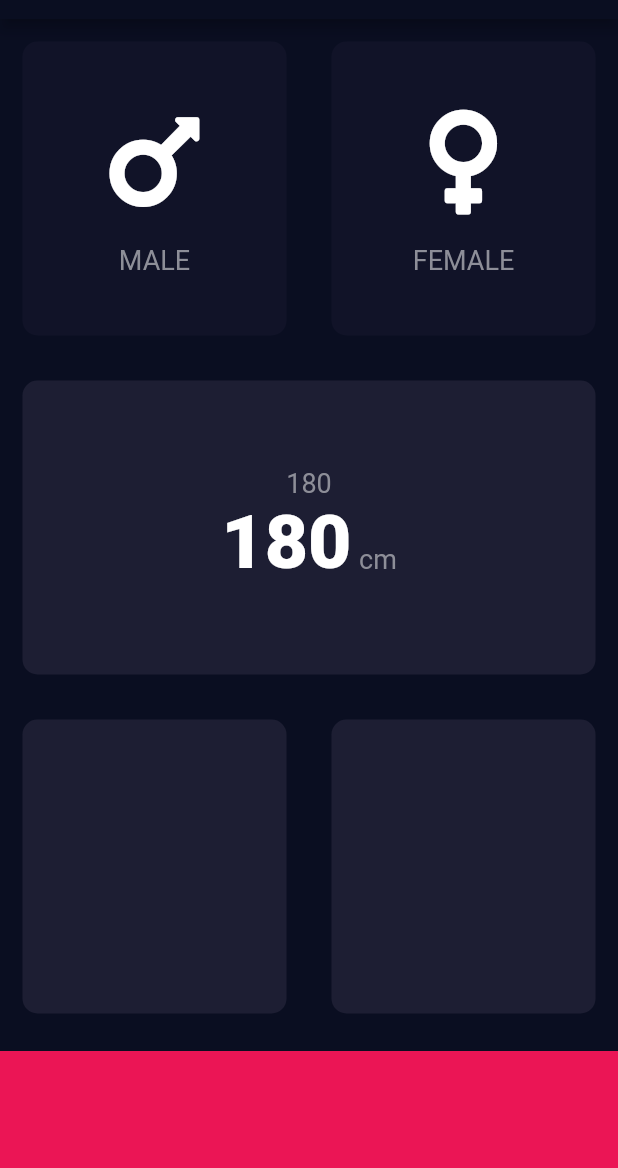
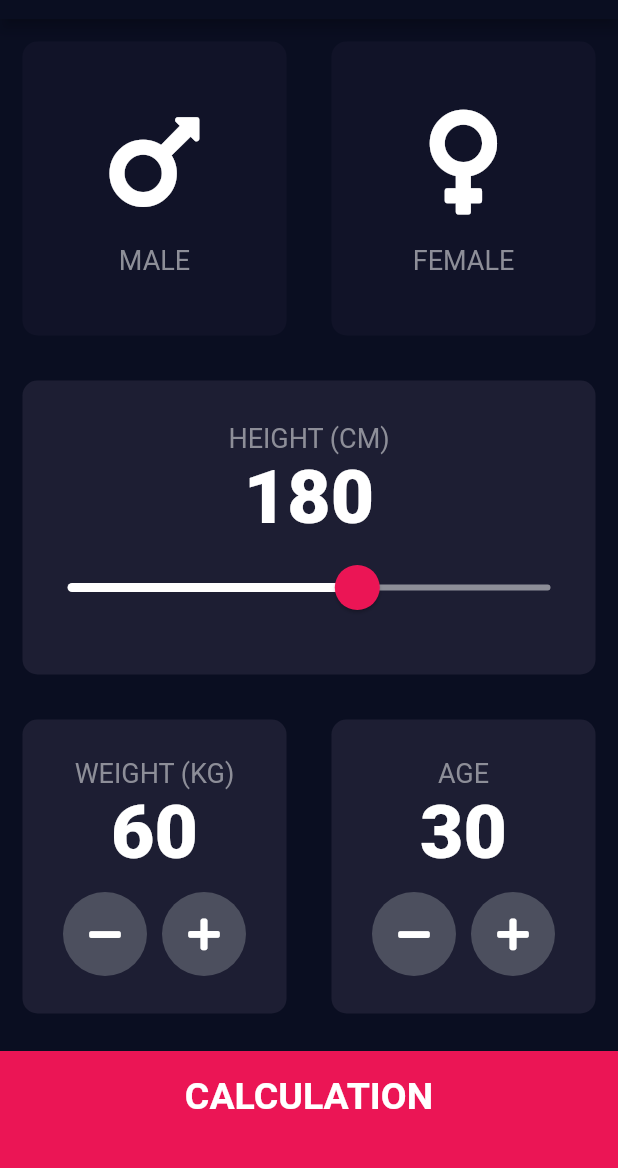
Before and after one commit to DanKheadies/cfadb_bmi_app, a Flutter app: the screen it shows after launch, on a phone screen of 412 x 824 dp, the part 65-1233 px from its top. Run offline on Flutter 3.47's test engine with Material 2 defaults, Android fonts, the phone set to English and light mode, and no system bars; our stand-ins replace font_awesome_flutter.

Commit message:
Complete BMI app; tbd using imperial

```diff
--- /dev/null
+++ b/lib/constants/constants.dart
@@ -0,0 +1,37 @@
+import 'package:flutter/material.dart';
+
+const kBottomContainerHeight = 80.0;
+const kActiveContainerColor = Color(0xFF1d1e33);
+const kInactiveContainerColor = Color(0xFF111328);
+const kBottomContainerColor = Color(0xFFEB1555);
+const kStatsTextStyle = TextStyle(
+  fontSize: 50,
+  fontWeight: FontWeight.w900,
+);
+const kLabelTextStyle = TextStyle(
+  color: Color(0xFF8d8e98),
+  fontSize: 18,
+);
+const kLargeButtonTextStyle = TextStyle(
+  fontSize: 25,
+  fontWeight: FontWeight.bold,
+);
+const kTitleTextStyle = TextStyle(
+  fontSize: 50,
+  fontWeight: FontWeight.bold,
+);
+
+const kResultTextStyle = TextStyle(
+  color: Color(0xFF24d876),
+  fontSize: 22,
+  fontWeight: FontWeight.bold,
+);
+
+const kBMITextSTyle = TextStyle(
+  fontSize: 100,
+  fontWeight: FontWeight.bold,
+);
+
+const kBodyTextStyle = TextStyle(
+  fontSize: 22,
+);
--- a/lib/input_page.dart
+++ /dev/null
@@ -1,161 +0,0 @@
-import 'package:flutter/material.dart';
-import 'package:font_awesome_flutter/font_awesome_flutter.dart';
-
-import './widgets/resuable_card.dart';
-import './widgets/sex_selector.dart';
-
-const bottomContainerHeight = 80.0;
-const activeContainerColor = Color(0xFF1d1e33);
-const inactiveContainerColor = Color(0xFF111328);
-const bottomContainerColor = Color(0xFFEB1555);
-const statsTextStyle = TextStyle(
-  fontSize: 50,
-  fontWeight: FontWeight.w900,
-);
-const grey = Color(0xFF8d8e98);
-
-enum Gender {
-  male,
-  female,
-}
-
-class InputPage extends StatefulWidget {
-  @override
-  _InputPagePageState createState() => _InputPagePageState();
-}
-
-class _InputPagePageState extends State<InputPage> {
-  Gender selectedGender;
-  int height = 180;
-
-  @override
-  Widget build(BuildContext context) {
-    return Scaffold(
-      appBar: AppBar(
-        title: Text('BMI CALCULATOR'),
-      ),
-      body: Column(
-        crossAxisAlignment: CrossAxisAlignment.stretch,
-        children: <Widget>[
-          Expanded(
-            child: Row(
-              children: <Widget>[
-                Expanded(
-                  child: ReusableCard(
-                    selectedGender == Gender.male
-                        ? activeContainerColor
-                        : inactiveContainerColor,
-                    SexSelector(
-                      FontAwesomeIcons.mars,
-                      'MALE',
-                      grey,
-                    ),
-                    () {
-                      setState(() {
-                        selectedGender == Gender.male
-                            ? selectedGender = null
-                            : selectedGender = Gender.male;
-                      });
-                    },
-                  ),
-                ),
-                Expanded(
-                  child: ReusableCard(
-                    selectedGender == Gender.female
-                        ? activeContainerColor
-                        : inactiveContainerColor,
-                    SexSelector(
-                      FontAwesomeIcons.venus,
-                      'FEMALE',
-                      grey,
-                    ),
-                    () {
-                      setState(() {
-                        selectedGender == Gender.female
-                            ? selectedGender = null
-                            : selectedGender = Gender.female;
-                      });
-                    },
-                  ),
-                ),
-              ],
-            ),
-          ),
-          Expanded(
-            child: ReusableCard(
-              activeContainerColor,
-              Column(
-                mainAxisAlignment: MainAxisAlignment.center,
-                children: <Widget>[
-                  Text(
-                    height.toString(),
-                    style: TextStyle(
-                      color: grey,
-                      fontSize: 18,
-                    ),
-                  ),
-                  Row(
-                    mainAxisAlignment: MainAxisAlignment.center,
-                    crossAxisAlignment: CrossAxisAlignment.baseline,
-                    textBaseline: TextBaseline.alphabetic,
-                    children: <Widget>[
-                      Text(
-                        '180',
-                        style: statsTextStyle,
-                      ),
-                      SizedBox(
-                        width: 5,
-                      ),
-                      Text(
-                        'cm',
-                        style: TextStyle(
-                          color: grey,
-                          fontSize: 18,
-                        ),
-                      ),
-                    ],
-                  ),
-                  // Slider(
-                  //   value: height.toDouble(),
-                  //   min: 120,
-                  //   max: 220,
-                  //   onChanged: ,
-                  // ),
-                ],
-              ),
-              () {},
-            ),
-          ),
-          Expanded(
-            child: Row(
-              children: <Widget>[
-                Expanded(
-                  child: ReusableCard(
-                    activeContainerColor,
-                    null,
-                    () {},
-                  ),
-                ),
-                Expanded(
-                  child: ReusableCard(
-                    activeContainerColor,
-                    null,
-                    () {},
-                  ),
-                ),
-              ],
-            ),
-          ),
-          Container(
-            color: bottomContainerColor,
-            margin: EdgeInsets.only(
-              top: 10,
-            ),
-            width: double.infinity,
-            height: bottomContainerHeight,
-          ),
-        ],
-      ),
-    );
-  }
-}
--- a/lib/main.dart
+++ b/lib/main.dart
@@ -1,6 +1,7 @@
 import 'package:flutter/material.dart';
 
-import './input_page.dart';
+import './screens/calculation_page.dart';
+import './screens/input_page.dart';
 
 void main() {
   runApp(BMICalculator());
@@ -10,10 +11,26 @@ class BMICalculator extends StatelessWidget {
   @override
   Widget build(BuildContext context) {
     return MaterialApp(
-      home: InputPage(),
+      // home: InputPage(),
+      initialRoute: '/',
+      routes: {
+        '/': (context) => InputPage(),
+        '/calculation': (context) => CalculationPage(),
+      },
       theme: ThemeData.dark().copyWith(
         primaryColor: Color(0xFF0a0e21),
         scaffoldBackgroundColor: Color(0xFF0a0e21),
+        // sliderTheme: SliderTheme.of(context).copyWith(
+        //   activeTrackColor: Colors.white,
+        //   thumbColor: Color(0xFFeb1555),
+        //   overlayColor: Color(0x29eb1555),
+        //   thumbShape: RoundSliderThumbShape(
+        //     enabledThumbRadius: 15,
+        //   ),
+        //   overlayShape: RoundSliderOverlayShape(
+        //     overlayRadius: 30,
+        //   ),
+        // ),
       ),
     );
   }
--- /dev/null
+++ b/lib/models/calculator_brain.dart
@@ -0,0 +1,36 @@
+import 'dart:math';
+
+class CalculatorBrain {
+  final int height;
+  final int weight;
+
+  double _bmi;
+
+  CalculatorBrain(
+    this.height,
+    this.weight,
+  );
+
+  String calculateBMI() {
+    _bmi = weight / pow((height / 100), 2);
+    return _bmi.toStringAsFixed(1);
+  }
+
+  String getResult() {
+    if (_bmi >= 25)
+      return 'Overweight';
+    else if (_bmi > 18.5)
+      return 'Normal';
+    else
+      return 'Underweight';
+  }
+
+  String getInterpretation() {
+    if (_bmi >= 25)
+      return 'You have a higher than normal body weight. Try to exercise more.';
+    else if (_bmi > 18.5)
+      return 'You have a normal body weight. Good job!';
+    else
+      return 'You have a lower than normal body weight. You can eat a bit more.';
+  }
+}
--- /dev/null
+++ b/lib/screens/calculation_page.dart
@@ -0,0 +1,78 @@
+import 'package:bmi_app/widgets/resuable_card.dart';
+import 'package:flutter/material.dart';
+
+import '../constants/constants.dart';
+import '../widgets/bottom_button.dart';
+import '../widgets/resuable_card.dart';
+
+class CalculationPage extends StatelessWidget {
+  final String bmiResult;
+  final String resultText;
+  final String interpretation;
+
+  CalculationPage({
+    this.bmiResult,
+    this.resultText,
+    this.interpretation,
+  });
+
+  @override
+  Widget build(BuildContext context) {
+    return Scaffold(
+      appBar: AppBar(
+        title: Text('BMI CALCULATOR'),
+      ),
+      body: Column(
+        mainAxisAlignment: MainAxisAlignment.spaceEvenly,
+        children: <Widget>[
+          Expanded(
+            child: Container(
+              padding: EdgeInsets.only(
+                top: 15,
+              ),
+              child: Text(
+                'Your Result',
+                style: kTitleTextStyle,
+              ),
+            ),
+          ),
+          Expanded(
+            flex: 5,
+            child: ReusableCard(
+              kActiveContainerColor,
+              Column(
+                mainAxisAlignment: MainAxisAlignment.spaceEvenly,
+                crossAxisAlignment: CrossAxisAlignment.center,
+                children: <Widget>[
+                  Text(
+                    resultText.toUpperCase(),
+                    style: kResultTextStyle,
+                  ),
+                  Text(
+                    bmiResult,
+                    style: kBMITextSTyle,
+                  ),
+                  Padding(
+                    padding: const EdgeInsets.all(8.0),
+                    child: Text(
+                      interpretation,
+                      textAlign: TextAlign.center,
+                      style: kBodyTextStyle,
+                    ),
+                  ),
+                ],
+              ),
+              () {},
+            ),
+          ),
+          BottomButton(
+            () {
+              Navigator.pop(context);
+            },
+            'RE-CALCULATE BMI',
+          ),
+        ],
+      ),
+    );
+  }
+}
--- /dev/null
+++ b/lib/screens/input_page.dart
@@ -0,0 +1,206 @@
+import 'package:flutter/material.dart';
+import 'package:font_awesome_flutter/font_awesome_flutter.dart';
+
+import '../constants/constants.dart';
+import '../models/calculator_brain.dart';
+import './calculation_page.dart';
+import '../widgets/bottom_button.dart';
+import '../widgets/resuable_card.dart';
+import '../widgets/sex_selector.dart';
+import '../widgets/stat_incrementor.dart';
+
+enum Gender {
+  male,
+  female,
+}
+
+class InputPage extends StatefulWidget {
+  @override
+  _InputPagePageState createState() => _InputPagePageState();
+}
+
+class _InputPagePageState extends State<InputPage> {
+  Gender selectedGender;
+  int height = 180;
+  int weight = 60;
+  int age = 30;
+
+  @override
+  Widget build(BuildContext context) {
+    return Scaffold(
+      appBar: AppBar(
+        title: Text('BMI CALCULATOR'),
+      ),
+      body: Column(
+        crossAxisAlignment: CrossAxisAlignment.stretch,
+        children: <Widget>[
+          Expanded(
+            child: Row(
+              children: <Widget>[
+                Expanded(
+                  child: ReusableCard(
+                    selectedGender == Gender.male
+                        ? kActiveContainerColor
+                        : kInactiveContainerColor,
+                    SexSelector(
+                      FontAwesomeIcons.mars,
+                      'MALE',
+                    ),
+                    () {
+                      setState(() {
+                        selectedGender == Gender.male
+                            ? selectedGender = null
+                            : selectedGender = Gender.male;
+                      });
+                    },
+                  ),
+                ),
+                Expanded(
+                  child: ReusableCard(
+                    selectedGender == Gender.female
+                        ? kActiveContainerColor
+                        : kInactiveContainerColor,
+                    SexSelector(
+                      FontAwesomeIcons.venus,
+                      'FEMALE',
+                    ),
+                    () {
+                      setState(() {
+                        selectedGender == Gender.female
+                            ? selectedGender = null
+                            : selectedGender = Gender.female;
+                      });
+                    },
+                  ),
+                ),
+              ],
+            ),
+          ),
+          Expanded(
+            child: ReusableCard(
+              kActiveContainerColor,
+              Column(
+                mainAxisAlignment: MainAxisAlignment.center,
+                children: <Widget>[
+                  Text(
+                    'HEIGHT (CM)',
+                    style: kLabelTextStyle,
+                  ),
+                  Row(
+                    mainAxisAlignment: MainAxisAlignment.center,
+                    crossAxisAlignment: CrossAxisAlignment.baseline,
+                    textBaseline: TextBaseline.alphabetic,
+                    children: <Widget>[
+                      Text(
+                        height.toString(),
+                        style: kStatsTextStyle,
+                      ),
+                      // SizedBox(
+                      //   width: 5,
+                      // ),
+                      // Text(
+                      //   'cm',
+                      //   style: kLabelTextStyle,
+                      // ),
+                    ],
+                  ),
+                  SliderTheme(
+                    data: SliderTheme.of(context).copyWith(
+                      activeTrackColor: Colors.white,
+                      inactiveTrackColor: Color(0xFF8d8e98),
+                      thumbColor: Color(0xFFeb1555),
+                      overlayColor: Color(0x29eb1555),
+                      thumbShape: RoundSliderThumbShape(
+                        enabledThumbRadius: 15,
+                      ),
+                      overlayShape: RoundSliderOverlayShape(
+                        overlayRadius: 30,
+                      ),
+                    ),
+                    child: Slider(
+                      value: height.toDouble(),
+                      min: 120,
+                      max: 220,
+                      // activeColor: Color(0xFFeb1555),
+                      // inactiveColor: Color(0xFF8d8e98),
+                      onChanged: (double newValue) {
+                        setState(() {
+                          height = newValue.round();
+                        });
+                      },
+                    ),
+                  ),
+                ],
+              ),
+              () {},
+            ),
+          ),
+          Expanded(
+            child: Row(
+              children: <Widget>[
+                StatIncrementor(
+                  'WEIGHT (KG)',
+                  weight,
+                  () {
+                    setState(() {
+                      weight--;
+                    });
+                  },
+                  () {
+                    setState(() {
+                      weight++;
+                    });
+                  },
+                ),
+                StatIncrementor(
+                  'AGE',
+                  age,
+                  () {
+                    setState(() {
+                      age--;
+                    });
+                  },
+                  () {
+                    setState(() {
+                      age++;
+                    });
+                  },
+                ),
+              ],
+            ),
+          ),
+          BottomButton(
+            () {
+              CalculatorBrain calc = CalculatorBrain(height, weight);
+
+              calc.calculateBMI();
+
+              // Doesn't work with agruments like that
+              // Navigator.pushNamed(
+              //   context,
+              //   '/calculation',
+              //   arguments: {
+              //     calc.calculateBMI(),
+              //     calc.getResult(),
+              //     calc.getInterpretation(),
+              //   },
+              // );
+
+              Navigator.push(
+                context,
+                MaterialPageRoute(
+                  builder: (ctx) => CalculationPage(
+                    bmiResult: calc.calculateBMI(),
+                    resultText: calc.getResult(),
+                    interpretation: calc.getInterpretation(),
+                  ),
+                ),
+              );
+            },
+            'CALCULATION',
+          ),
+        ],
+      ),
+    );
+  }
+}
--- /dev/null
+++ b/lib/widgets/bottom_button.dart
@@ -0,0 +1,34 @@
+import 'package:flutter/material.dart';
+
+import '../constants/constants.dart';
+
+class BottomButton extends StatelessWidget {
+  final Function onTap;
+  final String buttonText;
+
+  BottomButton(this.onTap, this.buttonText);
+
+  @override
+  Widget build(BuildContext context) {
+    return GestureDetector(
+      onTap: onTap,
+      child: Container(
+        child: Center(
+          child: Text(
+            buttonText,
+            style: kLargeButtonTextStyle,
+          ),
+        ),
+        color: kBottomContainerColor,
+        margin: EdgeInsets.only(
+          top: 10,
+        ),
+        width: double.infinity,
+        height: kBottomContainerHeight,
+        padding: EdgeInsets.only(
+          bottom: 20,
+        ),
+      ),
+    );
+  }
+}
--- /dev/null
+++ b/lib/widgets/round_icon_button.dart
@@ -0,0 +1,26 @@
+import 'package:flutter/material.dart';
+
+class RoundIconButton extends StatelessWidget {
+  final IconData icon;
+  final Function onPressed;
+
+  RoundIconButton(this.icon, this.onPressed);
+
+  @override
+  Widget build(BuildContext context) {
+    return RawMaterialButton(
+      child: Icon(
+        icon,
+        color: Colors.white,
+      ),
+      constraints: BoxConstraints.tightFor(
+        width: 56,
+        height: 56,
+      ),
+      elevation: 0,
+      fillColor: Color(0xFF4c4f5e),
+      onPressed: onPressed,
+      shape: CircleBorder(),
+    );
+  }
+}
--- a/lib/widgets/sex_selector.dart
+++ b/lib/widgets/sex_selector.dart
@@ -1,11 +1,12 @@
 import 'package:flutter/material.dart';
+
+import '../constants/constants.dart';
 
 class SexSelector extends StatelessWidget {
   final IconData icon;
   final String sext;
-  final Color colour;
 
-  SexSelector(this.icon, this.sext, this.colour);
+  SexSelector(this.icon, this.sext);
 
   @override
   Widget build(BuildContext context) {
@@ -21,10 +22,7 @@ class SexSelector extends StatelessWidget {
         ),
         Text(
           sext,
-          style: TextStyle(
-            fontSize: 18,
-            color: colour,
-          ),
+          style: kLabelTextStyle,
         ),
       ],
     );
--- /dev/null
+++ b/lib/widgets/stat_incrementor.dart
@@ -0,0 +1,60 @@
+import 'package:flutter/material.dart';
+import 'package:font_awesome_flutter/font_awesome_flutter.dart';
+
+import '../constants/constants.dart';
+import './resuable_card.dart';
+import './round_icon_button.dart';
+
+class StatIncrementor extends StatelessWidget {
+  final String statName;
+  final int statAmount;
+  final Function decrement;
+  final Function increment;
+
+  StatIncrementor(
+    this.statName,
+    this.statAmount,
+    this.decrement,
+    this.increment,
+  );
+
+  @override
+  Widget build(BuildContext context) {
+    return Expanded(
+      child: ReusableCard(
+        kActiveContainerColor,
+        Column(
+          mainAxisAlignment: MainAxisAlignment.center,
+          children: <Widget>[
+            Text(
+              statName,
+              style: kLabelTextStyle,
+            ),
+            Text(
+              statAmount.toString(),
+              style: kStatsTextStyle,
+            ),
+            SizedBox(
+              height: 10,
+            ),
+            Row(
+              mainAxisAlignment: MainAxisAlignment.center,
+              children: <Widget>[
+                RoundIconButton(
+                  FontAwesomeIcons.minus,
+                  decrement,
+                ),
+                SizedBox(width: 10),
+                RoundIconButton(
+                  FontAwesomeIcons.plus,
+                  increment,
+                ),
+              ],
+            ),
+          ],
+        ),
+        () {},
+      ),
+    );
+  }
+}
```
